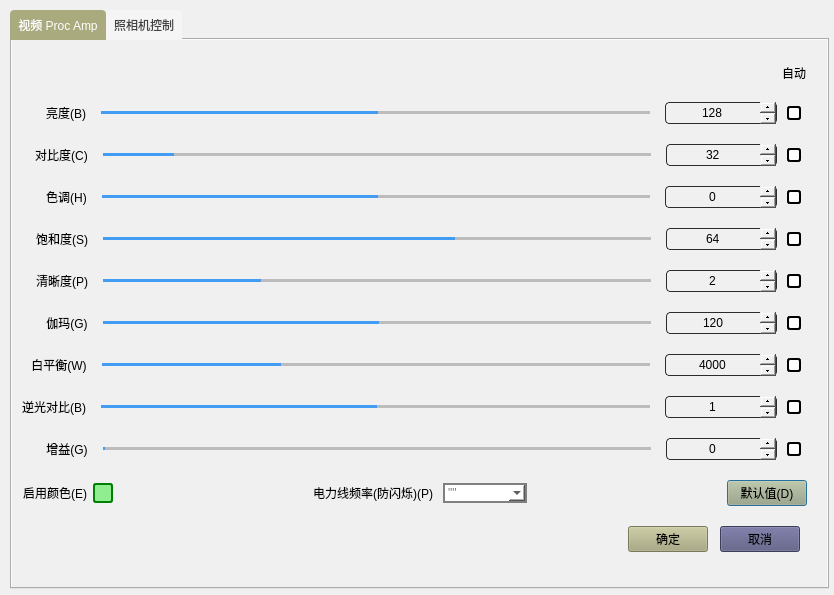
Cynicarlos/Camera, file videocapturefilter.ui: the form before one commit.
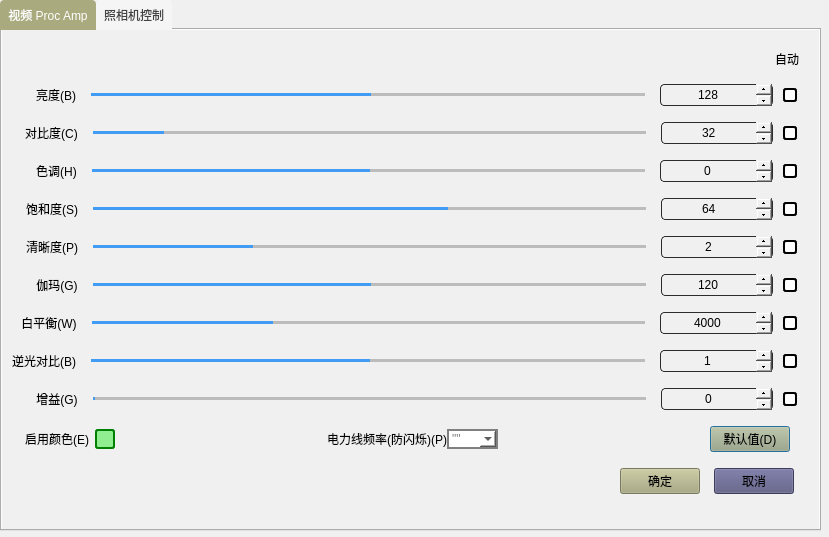
The form after the commit. Icons and pictures are not drawn.

What changed in the file:
```diff
--- a/videocapturefilter.ui
+++ b/videocapturefilter.ui
@@ -9,20 +9,20 @@
    <rect>
     <x>0</x>
     <y>0</y>
-    <width>834</width>
-    <height>595</height>
+    <width>829</width>
+    <height>537</height>
    </rect>
   </property>
   <property name="minimumSize">
    <size>
-    <width>834</width>
-    <height>595</height>
+    <width>829</width>
+    <height>537</height>
    </size>
   </property>
   <property name="maximumSize">
    <size>
-    <width>834</width>
-    <height>595</height>
+    <width>829</width>
+    <height>537</height>
    </size>
   </property>
   <property name="windowTitle">
@@ -47,14 +47,14 @@
   <widget class="QTabWidget" name="tabWidget">
    <property name="geometry">
     <rect>
-     <x>10</x>
-     <y>10</y>
-     <width>819</width>
-     <height>579</height>
+     <x>0</x>
+     <y>0</y>
+     <width>821</width>
+     <height>531</height>
     </rect>
    </property>
    <property name="sizePolicy">
-    <sizepolicy hsizetype="Preferred" vsizetype="Preferred">
+    <sizepolicy hsizetype="Expanding" vsizetype="Expanding">
      <horstretch>0</horstretch>
      <verstretch>0</verstretch>
     </sizepolicy>
@@ -78,6 +78,12 @@
     <number>0</number>
    </property>
    <widget class="QWidget" name="tab">
+    <property name="sizePolicy">
+     <sizepolicy hsizetype="Preferred" vsizetype="Preferred">
+      <horstretch>0</horstretch>
+      <verstretch>0</verstretch>
+     </sizepolicy>
+    </property>
     <attribute name="title">
      <string>视频 Proc Amp</string>
     </attribute>
@@ -86,8 +92,8 @@
       <rect>
        <x>0</x>
        <y>0</y>
-       <width>805</width>
-       <height>541</height>
+       <width>811</width>
+       <height>491</height>
       </rect>
      </property>
      <layout class="QVBoxLayout" name="verticalLayout" stretch="0,1,1,1,1,1,1,1,1,1,1,1">
@@ -1447,14 +1453,20 @@
        </layout>
       </item>
       <item>
-       <layout class="QHBoxLayout" name="horizontalLayout_10" stretch="0,1,0">
+       <layout class="QHBoxLayout" name="horizontalLayout_10" stretch="0,0,0">
         <property name="spacing">
-         <number>100</number>
+         <number>200</number>
         </property>
         <item>
          <layout class="QHBoxLayout" name="horizontalLayout_48">
           <item>
            <widget class="QCheckBox" name="checkBox_enable_color">
+            <property name="sizePolicy">
+             <sizepolicy hsizetype="Fixed" vsizetype="Fixed">
+              <horstretch>0</horstretch>
+              <verstretch>0</verstretch>
+             </sizepolicy>
+            </property>
             <property name="layoutDirection">
              <enum>Qt::LayoutDirection::RightToLeft</enum>
             </property>
@@ -1489,16 +1501,16 @@
         <item>
          <layout class="QHBoxLayout" name="horizontalLayout_51">
           <property name="spacing">
-           <number>10</number>
-          </property>
-          <property name="leftMargin">
-           <number>100</number>
-          </property>
-          <property name="rightMargin">
-           <number>100</number>
+           <number>0</number>
           </property>
           <item>
            <widget class="QLabel" name="label_10">
+            <property name="sizePolicy">
+             <sizepolicy hsizetype="Fixed" vsizetype="Preferred">
+              <horstretch>0</horstretch>
+              <verstretch>0</verstretch>
+             </sizepolicy>
+            </property>
             <property name="styleSheet">
              <string notr="true">color: rgb(0, 0, 0);</string>
             </property>
@@ -1512,6 +1524,12 @@
           </item>
           <item>
            <widget class="QComboBox" name="comboBox_powerline">
+            <property name="sizePolicy">
+             <sizepolicy hsizetype="Fixed" vsizetype="Fixed">
+              <horstretch>0</horstretch>
+              <verstretch>0</verstretch>
+             </sizepolicy>
+            </property>
             <property name="styleSheet">
              <string notr="true">QComboBox {
     border: 2px solid gray;            /* 默认灰色边框 */
```
Left out of the diff: 12 changed lines with no effect on the pictures.
